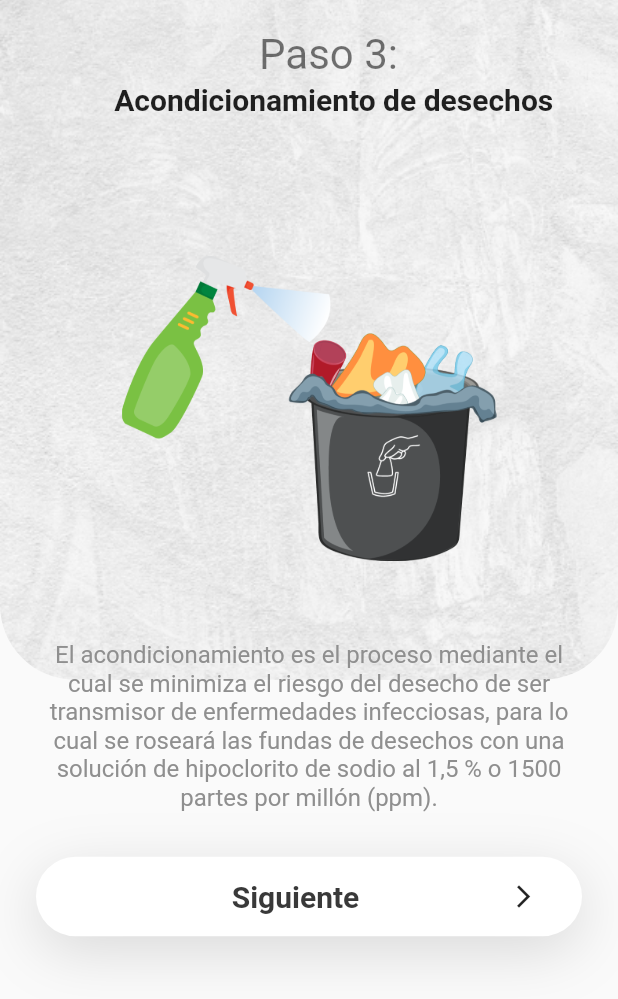
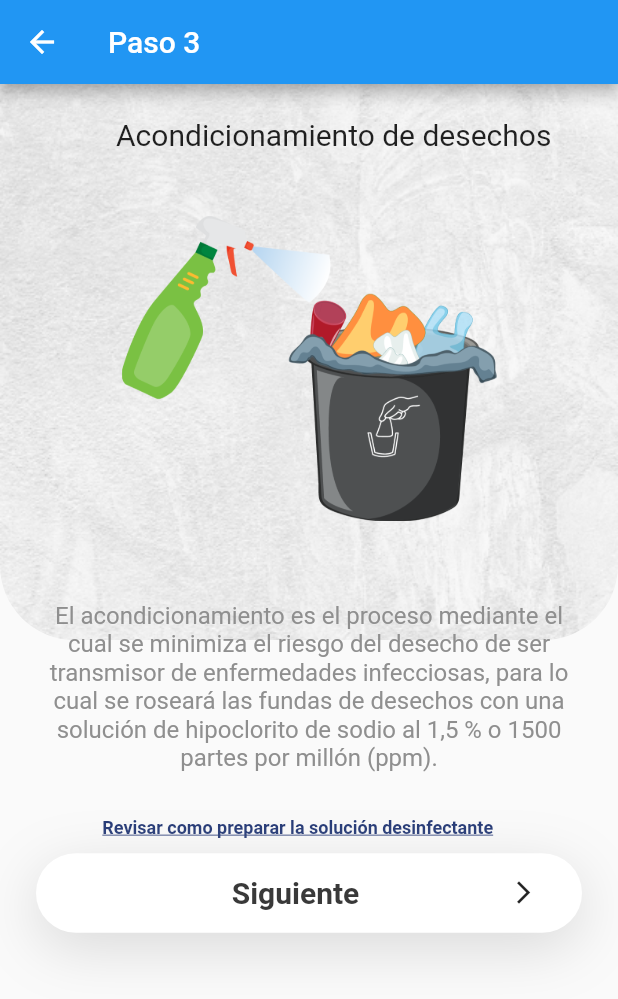
Before and after one commit to juancarlosmalca/gestiondesechos, a Flutter app: the Desechos2 screen opened directly, after a tap on "Siguiente", on a phone screen of 412 x 824 dp. Shown: the top 999 px of the screen. Run offline on Flutter 3.47's test engine with Material 2 defaults, Android fonts, the phone set to English and light mode, and no system bars; our stand-ins replace video_player.

Commit message:
Cambios en el menu principal Cambios en Appbar de cada pagina dedesechos Cambios de Imagenes Cambios en la pagina de Videos

```diff
--- a/lib/paginas_desechos/desechos2.dart
+++ b/lib/paginas_desechos/desechos2.dart
@@ -12,6 +12,9 @@ class _Desechos2 extends State<Desechos2> {
   Widget build(BuildContext context) {
     var size = MediaQuery.of(context).size;
     return Scaffold(
+      appBar: AppBar(
+        title: Text('Paso 2'),
+      ),
       body: SingleChildScrollView(
         child: Column(
           crossAxisAlignment: CrossAxisAlignment.start,
@@ -23,7 +26,7 @@ class _Desechos2 extends State<Desechos2> {
                   alignment: Alignment.topCenter,
                   padding: EdgeInsets.only(
                       top: 20, left: size.width * .1, right: size.width * .02),
-                  height: size.height * .55,
+                  height: size.height * .45,
                   decoration: BoxDecoration(
                     //color: Colors.blue,
                     image: DecorationImage(
@@ -38,7 +41,7 @@ class _Desechos2 extends State<Desechos2> {
                   child: Column(
                       crossAxisAlignment: CrossAxisAlignment.center,
                       children: <Widget>[
-                        Container(
+/*                        Container(
                           alignment: Alignment.center,
                           child: Text(
                             "Paso 2: ",
@@ -47,20 +50,23 @@ class _Desechos2 extends State<Desechos2> {
                                 .headline4
                                 .copyWith(fontSize: 28),
                           ),
-                        ),
+                        ),*/
                         Container(
                           margin: EdgeInsets.only(top: 2),
                           alignment: Alignment.center,
                           padding: EdgeInsets.only(top: 0),
                           child: Text(
                             "Clasificación de desechos",
-                            style: Theme.of(context).textTheme.subtitle1.copyWith(fontSize: 20, fontWeight: FontWeight.bold),
+                            textAlign: TextAlign.center,
+                            style: Theme.of(context).textTheme.subtitle1.copyWith(fontSize: 20,
+                              //fontWeight: FontWeight.bold
+                            ),
                           ),
                         ),
                       ]),
                 ),
                 Padding(
-                  padding: EdgeInsets.only(top: size.height * .30 - 100),
+                  padding: EdgeInsets.only(top: size.height * .25 - 100),
                   child: Column(
                     crossAxisAlignment: CrossAxisAlignment.center,
                     children: <Widget>[
--- a/lib/paginas_desechos/desechos3.dart
+++ b/lib/paginas_desechos/desechos3.dart
@@ -2,6 +2,7 @@ import 'package:flutter/cupertino.dart';
 import 'package:flutter/material.dart';
 import 'package:gestiondesechos/constantes.dart';
 import 'package:gestiondesechos/paginas_desechos/desechos4.dart';
+import 'package:gestiondesechos/paginas_solucion/solucion.dart';
 
 class Desechos3 extends StatefulWidget {
   @override
@@ -12,6 +13,9 @@ class _Desechos3 extends State<Desechos3> {
   Widget build(BuildContext context) {
     var size = MediaQuery.of(context).size;
     return Scaffold(
+      appBar: AppBar(
+        title: Text('Paso 3'),
+      ),
       body: SingleChildScrollView(
         child: Column(
           crossAxisAlignment: CrossAxisAlignment.start,
@@ -23,7 +27,7 @@ class _Desechos3 extends State<Desechos3> {
                   alignment: Alignment.topCenter,
                   padding: EdgeInsets.only(
                       top: 20, left: size.width * .1, right: size.width * .02),
-                  height: size.height * .55,
+                  height: size.height * .45,
                   decoration: BoxDecoration(
                     //color: Colors.blue,
                     image: DecorationImage(
@@ -38,7 +42,7 @@ class _Desechos3 extends State<Desechos3> {
                   child: Column(
                       crossAxisAlignment: CrossAxisAlignment.center,
                       children: <Widget>[
-                        Container(
+/*                        Container(
                           alignment: Alignment.center,
                           child: Text(
                             "Paso 3: ",
@@ -47,20 +51,23 @@ class _Desechos3 extends State<Desechos3> {
                                 .headline4
                                 .copyWith(fontSize: 28),
                           ),
-                        ),
+                        ),*/
                         Container(
                           margin: EdgeInsets.only(top: 2),
                           alignment: Alignment.center,
                           padding: EdgeInsets.only(top: 0),
                           child: Text(
                             "Acondicionamiento de desechos",
-                            style: Theme.of(context).textTheme.subtitle1.copyWith(fontSize: 20, fontWeight: FontWeight.bold),
+                            textAlign: TextAlign.center,
+                            style: Theme.of(context).textTheme.subtitle1.copyWith(fontSize: 20,
+                              //fontWeight: FontWeight.bold
+                            ),
                           ),
                         ),
                       ]),
                 ),
                 Padding(
-                  padding: EdgeInsets.only(top: size.height * .30 - 100),
+                  padding: EdgeInsets.only(top: size.height * .20 - 100),
                   child: Column(
                     crossAxisAlignment: CrossAxisAlignment.center,
                     children: <Widget>[
@@ -80,6 +87,33 @@ class _Desechos3 extends State<Desechos3> {
                             color: kLightBlackColor,
                           ),
                         ),
+                      ),
+                      InkWell(
+                          child: Container(
+                            padding: EdgeInsets.only(
+                                left: 2.0, right: 2.0, top: 0, bottom: 10),
+                            margin: EdgeInsets.only(right: 15.0),
+                            child: Text(
+                              'Revisar como preparar la solución desinfectante',
+                              textAlign: TextAlign.center,
+
+                              style: TextStyle(
+                                  fontSize: 12.0,
+                                  decoration: TextDecoration.underline,
+                                  color: Color(0xFF203573),
+                                  fontWeight: FontWeight.w600),
+                            ),
+                          ),
+                          onTap: () {
+                            Navigator.push(
+                              context,
+                              MaterialPageRoute(
+                                builder: (context) {
+                                  return Solucion();
+                                },
+                              ),
+                            );
+                          },
                       ),
                       GestureDetector(
                         onTap: () {
```
Also changed, not shown: lib/paginas_desechos/desechos.dart (+10 -5 lines), lib/paginas_desechos/desechos1.dart (+11 -5 lines), lib/paginas_desechos/desechos4.dart (+11 -6 lines), lib/paginas_desechos/desechos5.dart (+11 -5 lines), lib/paginas_desechos/desechos6.dart (+12 -6 lines), lib/pantallas/Videos.dart (added, +183 -0 lines), lib/pantallas/informacion.dart (+4 -3 lines), lib/pantallas/principal.dart (+61 -61 lines), lib/pantallas/manual.dart (deleted).
